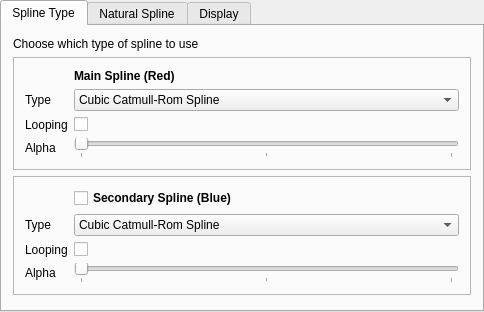
Qt form demo/settingswidget.ui (ejmahler/SplineLibrary) before a commit.
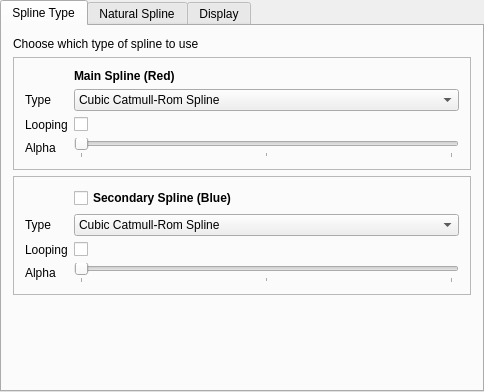
The same form after that commit.

```diff
--- a/demo/settingswidget.ui
+++ b/demo/settingswidget.ui
@@ -7,7 +7,7 @@
     <x>0</x>
     <y>0</y>
     <width>484</width>
-    <height>312</height>
+    <height>392</height>
    </rect>
   </property>
   <property name="windowTitle">
```
Left out of the diff: 10 changed lines with no effect on the pictures.
